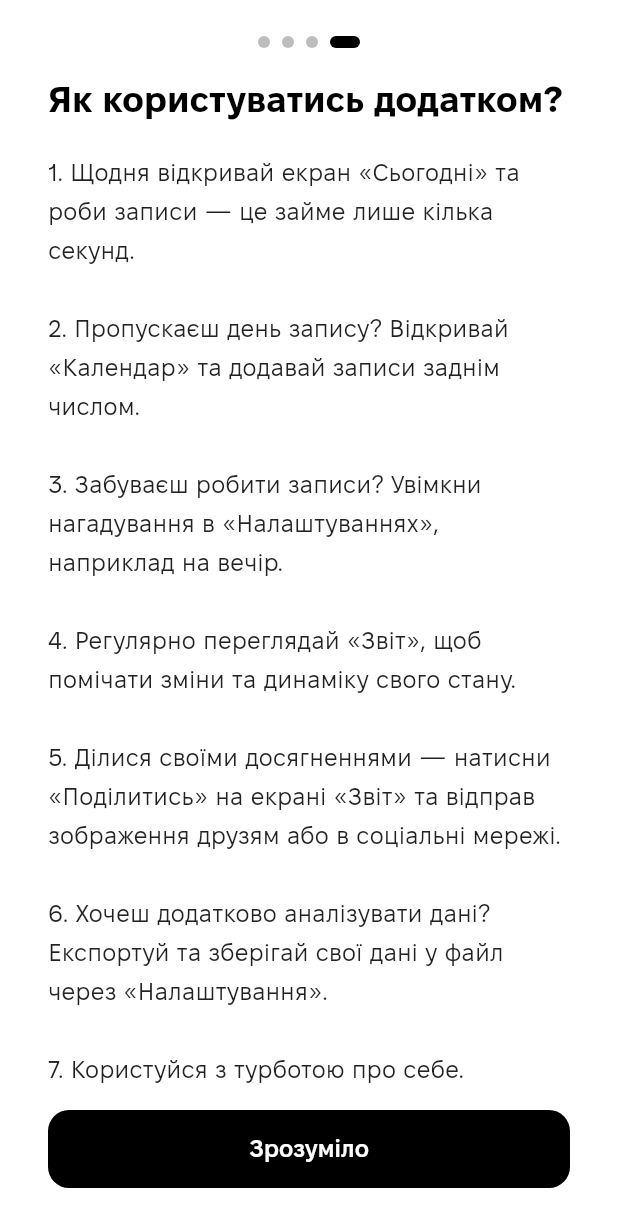
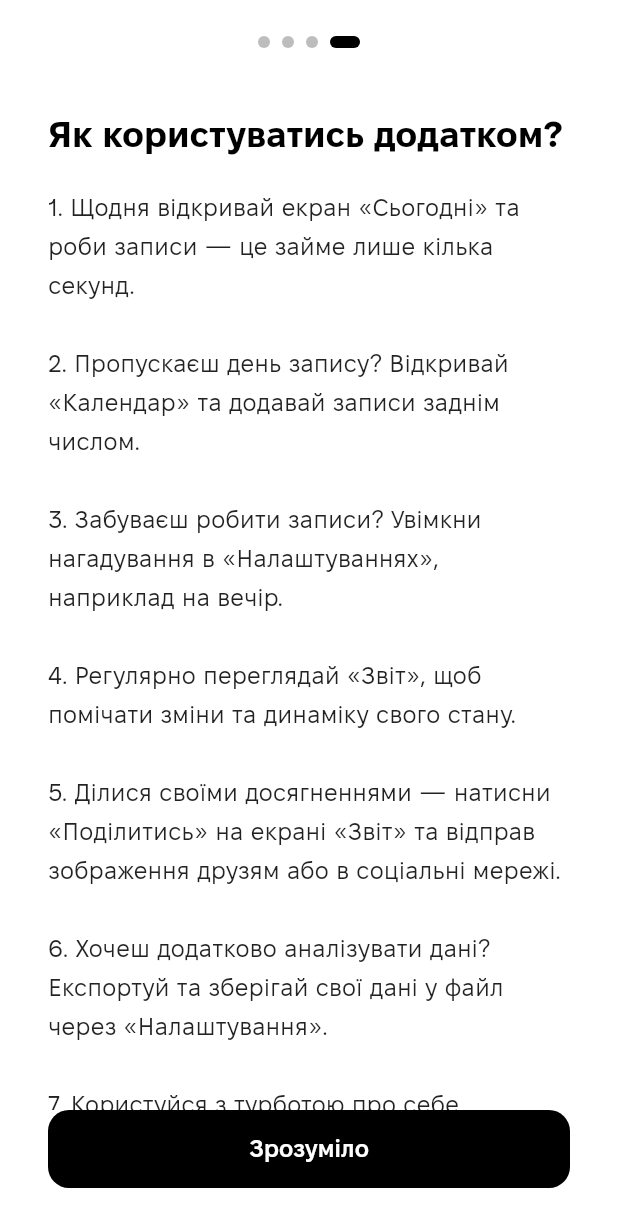
Before and after one commit to skvortsovden/atensia, a Flutter app: the screen it shows after launch, swiped to page 4, on a phone screen of 412 x 824 dp. Shown: the top 1227 px of the screen. Run offline on Flutter 3.47's test engine with Material 3 defaults, Android fonts, the phone set to English and light mode, and no system bars; our stand-ins replace file_picker, fl_chart, flutter_local_notifications, package_info_plus, share_plus, shared_preferences and 3 more.

Commit message:
Add scroll to onboarding guide page so Next button is always reachable
Agent-Logs-Url: https://github.com/skvortsovden/atensia/sessions/ef0321bb-3761-4fc4-a62b-9d5386727969

Co-authored-by: skvortsovden <48939274+skvortsovden@users.noreply.github.com>

```diff
--- a/lib/screens/onboarding_screen.dart
+++ b/lib/screens/onboarding_screen.dart
@@ -338,7 +338,12 @@ class _GuidePage extends StatelessWidget {
       child: Column(
         crossAxisAlignment: CrossAxisAlignment.start,
         children: [
-          const Spacer(flex: 2),
+          Expanded(
+            child: SingleChildScrollView(
+              child: Column(
+                crossAxisAlignment: CrossAxisAlignment.start,
+                children: [
+                  const SizedBox(height: 32),
                   Text(
                     S.onboardingGuideTitle,
                     style: const TextStyle(
@@ -355,7 +360,11 @@ class _GuidePage extends StatelessWidget {
                       color: Colors.black87,
                     ),
                   ),
-          const Spacer(flex: 3),
+                  const SizedBox(height: 32),
+                ],
+              ),
+            ),
+          ),
           _PrimaryButton(label: S.onboardingGuideBtn, onTap: onFinish),
           const SizedBox(height: 32),
         ],
```
Lines whose indentation alone changed are shown as unchanged.
